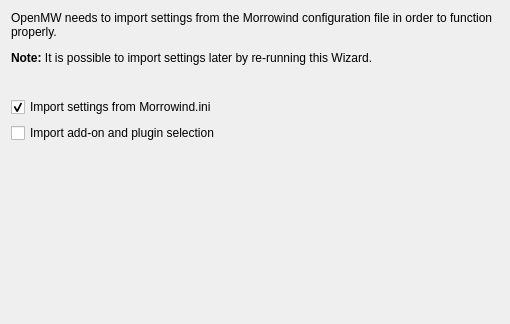
OpenMW/openmw, file files/ui/wizard/importpage.ui: the form before one commit.
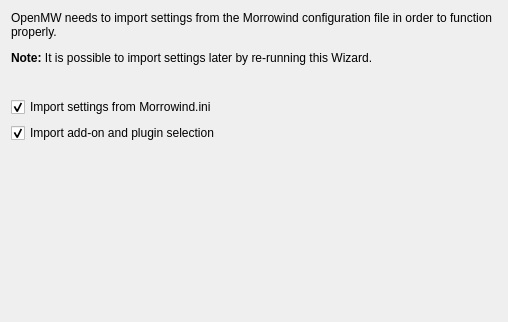
The form after the commit.

What changed in the file:
```diff
--- a/files/ui/wizard/importpage.ui
+++ b/files/ui/wizard/importpage.ui
@@ -6,8 +6,8 @@
    <rect>
     <x>0</x>
     <y>0</y>
-    <width>510</width>
-    <height>324</height>
+    <width>508</width>
+    <height>322</height>
    </rect>
   </property>
   <property name="windowTitle">
@@ -45,6 +45,9 @@
      <property name="text">
       <string>Import add-on and plugin selection</string>
      </property>
+     <property name="checked">
+      <bool>true</bool>
+     </property>
     </widget>
    </item>
    <item>
```
